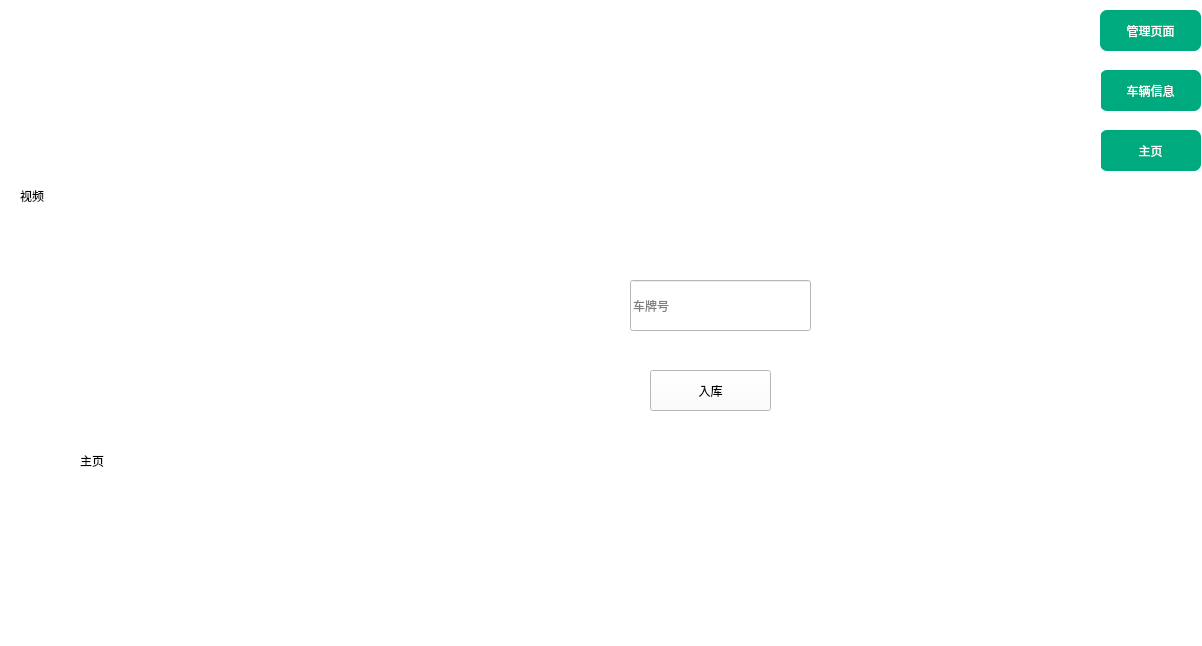
This is car.ui in foryouos/Parking_System as Qt 5 draws it before an edit. The edited form follows.
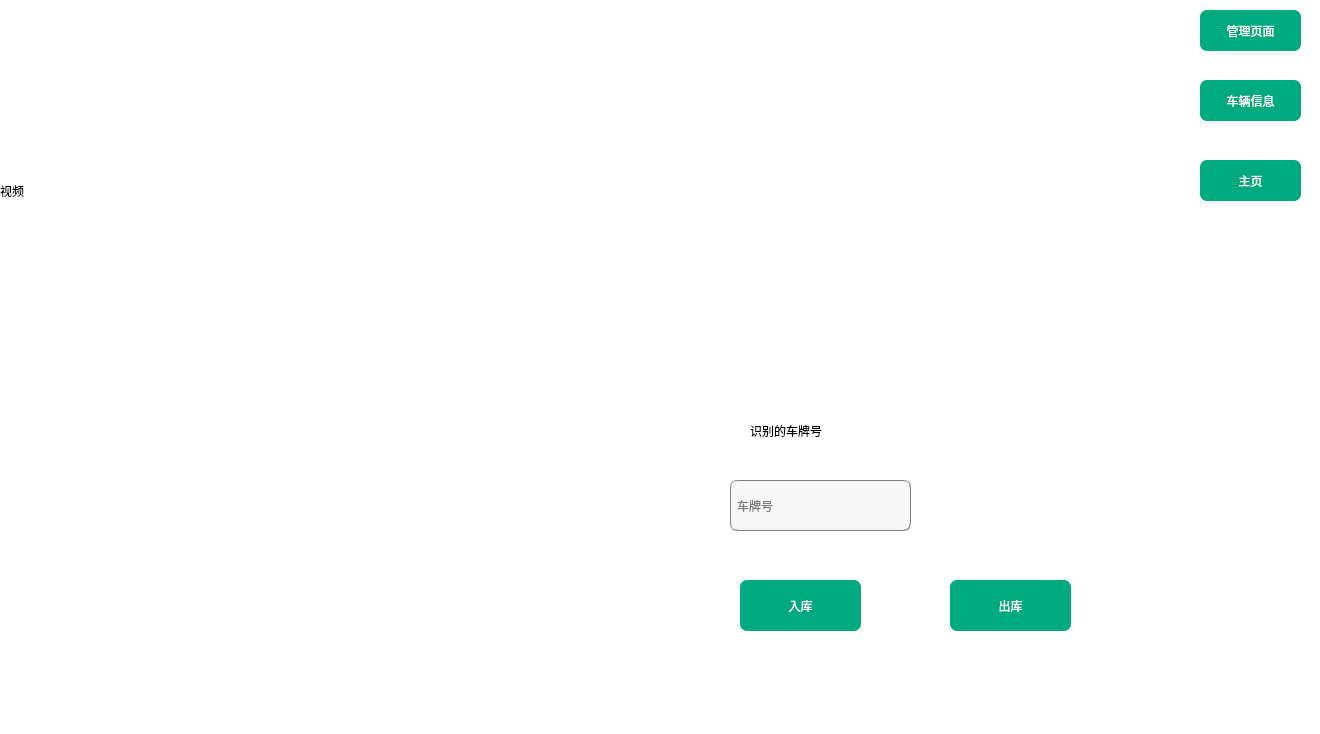
This is the edited form. The open tabs and pages were chosen to show the change.

```diff
--- a/car.ui
+++ b/car.ui
@@ -6,8 +6,8 @@
    <rect>
     <x>0</x>
     <y>0</y>
-    <width>1202</width>
-    <height>646</height>
+    <width>1320</width>
+    <height>734</height>
    </rect>
   </property>
   <property name="windowTitle">
@@ -19,8 +19,8 @@
   <widget class="QPushButton" name="MainButton">
    <property name="geometry">
     <rect>
-     <x>1100</x>
-     <y>130</y>
+     <x>1200</x>
+     <y>160</y>
      <width>101</width>
      <height>41</height>
     </rect>
@@ -39,8 +39,8 @@
   <widget class="QPushButton" name="messageButton">
    <property name="geometry">
     <rect>
-     <x>1100</x>
-     <y>70</y>
+     <x>1200</x>
+     <y>80</y>
      <width>101</width>
      <height>41</height>
     </rect>
@@ -59,10 +59,10 @@
   <widget class="QStackedWidget" name="stack">
    <property name="geometry">
     <rect>
-     <x>10</x>
-     <y>10</y>
-     <width>1091</width>
-     <height>661</height>
+     <x>-10</x>
+     <y>-10</y>
+     <width>1201</width>
+     <height>751</height>
     </rect>
    </property>
    <property name="styleSheet">
@@ -75,23 +75,26 @@
     <widget class="QLabel" name="label_title">
      <property name="geometry">
       <rect>
-       <x>70</x>
+       <x>760</x>
        <y>420</y>
-       <width>221</width>
-       <height>61</height>
+       <width>141</width>
+       <height>41</height>
       </rect>
      </property>
+     <property name="styleSheet">
+      <string notr="true">font: 13pt &quot;华文隶书&quot;;</string>
+     </property>
      <property name="text">
-      <string>主页</string>
+      <string>识别的车牌号</string>
      </property>
     </widget>
     <widget class="QLabel" name="label_video">
      <property name="geometry">
       <rect>
        <x>10</x>
-       <y>40</y>
-       <width>431</width>
-       <height>291</height>
+       <y>10</y>
+       <width>621</width>
+       <height>381</height>
       </rect>
      </property>
      <property name="text">
@@ -101,12 +104,19 @@
     <widget class="QLineEdit" name="Car_idinput">
      <property name="geometry">
       <rect>
-       <x>620</x>
-       <y>270</y>
+       <x>740</x>
+       <y>490</y>
        <width>181</width>
        <height>51</height>
       </rect>
      </property>
+     <property name="styleSheet">
+      <string notr="true">background-color: rgb(247, 247, 247);
+border:1px groove gray;
+border-radius:7px;
+padding:2px 4px;
+font: 10pt &quot;华文隶书&quot;;</string>
+     </property>
      <property name="placeholderText">
       <string>车牌号</string>
      </property>
@@ -114,16 +124,43 @@
     <widget class="QPushButton" name="submit">
      <property name="geometry">
       <rect>
-       <x>640</x>
-       <y>360</y>
+       <x>750</x>
+       <y>590</y>
        <width>121</width>
-       <height>41</height>
+       <height>51</height>
       </rect>
      </property>
+     <property name="styleSheet">
+      <string notr="true">background-color: rgb(0, 170, 127);
+color: rgb(255, 255, 255);
+font: 25 9pt &quot;Bahnschrift Light&quot;;
+font: 10pt &quot;华文隶书&quot;;
+border-radius:7px;</string>
+     </property>
      <property name="text">
       <string>入库</string>
      </property>
     </widget>
+    <widget class="QPushButton" name="DeleteCar">
+     <property name="geometry">
+      <rect>
+       <x>960</x>
+       <y>590</y>
+       <width>121</width>
+       <height>51</height>
+      </rect>
+     </property>
+     <property name="styleSheet">
+      <string notr="true">background-color: rgb(0, 170, 127);
+color: rgb(255, 255, 255);
+font: 25 9pt &quot;Bahnschrift Light&quot;;
+font: 10pt &quot;华文隶书&quot;;
+border-radius:7px;</string>
+     </property>
+     <property name="text">
+      <string>出库</string>
+     </property>
+    </widget>
    </widget>
    <widget class="QWidget" name="message">
     <widget class="QLabel" name="label_2">
@@ -342,7 +379,7 @@
   <widget class="QPushButton" name="CtrolButton">
    <property name="geometry">
     <rect>
-     <x>1100</x>
+     <x>1200</x>
      <y>10</y>
      <width>101</width>
      <height>41</height>
```
Left out of the diff: 75 changed lines with no effect on the pictures.
